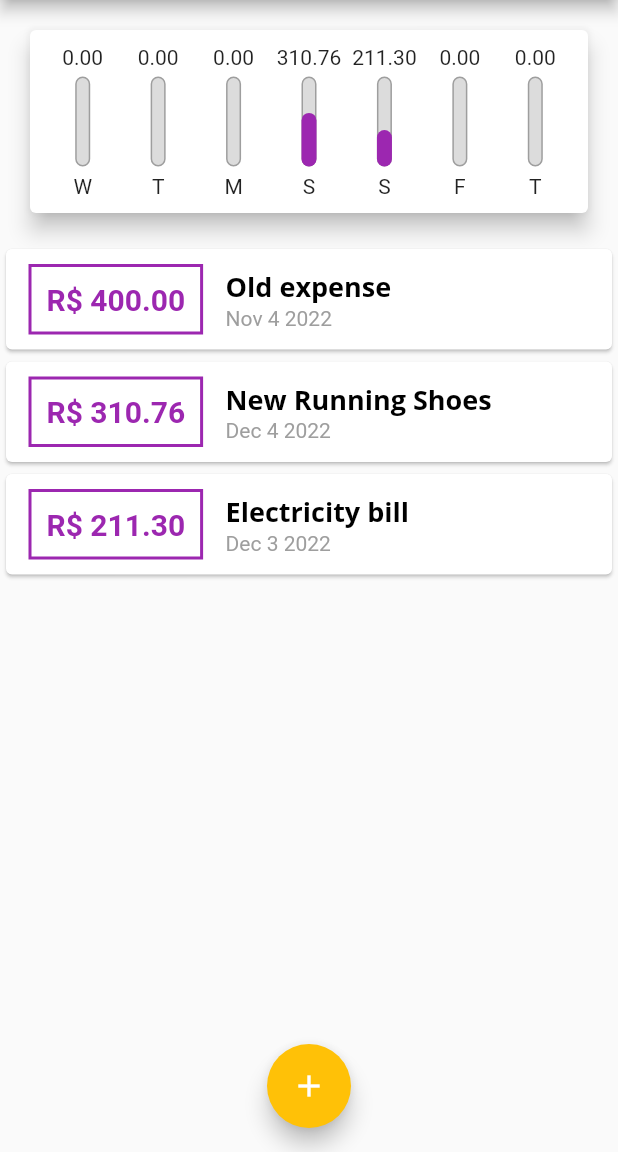
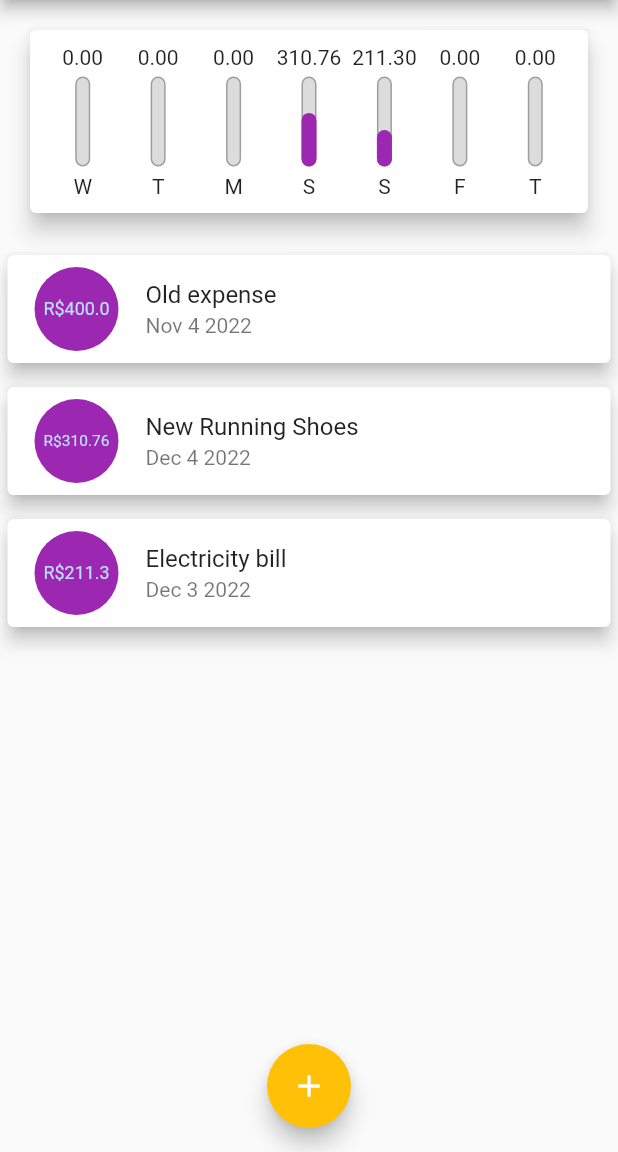
Before and after one commit to santclear/expenses, a Flutter app: the screen it shows after launch, on a phone screen of 412 x 824 dp, the part 84-1236 px from its top. Run offline on Flutter 3.47's test engine with Material 2 defaults, Android fonts, the phone set to English and light mode, and no system bars.

Commit message:
36 - Stylized expense value.

```diff
--- a/lib/components/transaction_list.dart
+++ b/lib/components/transaction_list.dart
@@ -35,48 +35,29 @@ class TransactionList extends StatelessWidget {
               itemBuilder: (ctx, index) {
                 final tr = transactions[index];
                 return Card(
-                  child: Row(
-                    children: <Widget>[
-                      Container(
+                  elevation: 5,
                   margin: const EdgeInsets.symmetric(
-                          horizontal: 15,
-                          vertical: 10,
+                    vertical: 8,
+                    horizontal: 5,
                   ),
-                        decoration: BoxDecoration(
-                            border: Border.all(
-                          color: Theme.of(context).colorScheme.primary,
-                          width: 2,
-                        )),
-                        padding: const EdgeInsets.all(10),
-                        child: Text(
-                          'R\$ ${tr.value.toStringAsFixed(2)}',
-                          style: TextStyle(
-                            fontWeight: FontWeight.bold,
-                            fontSize: 20,
-                            color: Theme.of(context).colorScheme.primary,
+                  child: ListTile(
+                    leading: CircleAvatar(
+                      backgroundColor: Theme.of(context).colorScheme.primary,
+                      radius: 30,
+                      child: Padding(
+                        padding: const EdgeInsets.all(8.0),
+                        child: FittedBox(
+                          child: Text('R\$${tr.value}'),
                         ),
                       ),
                     ),
-                      Column(
-                        crossAxisAlignment: CrossAxisAlignment.start,
-                        children: <Widget>[
-                          Text(
+                    title: Text(
                       tr.title,
-                            // style: const TextStyle(
-                            //   fontWeight: FontWeight.bold,
-                            //   fontSize: 16,
-                            // ),
-                            style: Theme.of(context).textTheme.headline6,
+                      style: Theme.of(context).textTheme.titleMedium,
                     ),
-                          Text(
+                    subtitle: Text(
                       DateFormat('MMM d y').format(tr.date),
-                            style: const TextStyle(
-                              color: Colors.grey,
                     ),
-                          ),
-                        ],
-                      )
-                    ],
                   ),
                 );
               },
```
Lines whose indentation alone changed are shown as unchanged.
